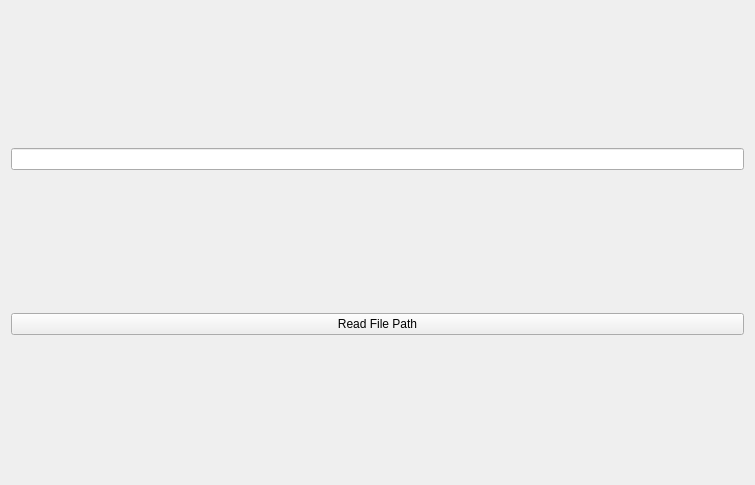
Above: DBUS_Service/clientApp/mainwindow.ui from dmipyy/DiplomOMP before the change. Below: the same form after it.
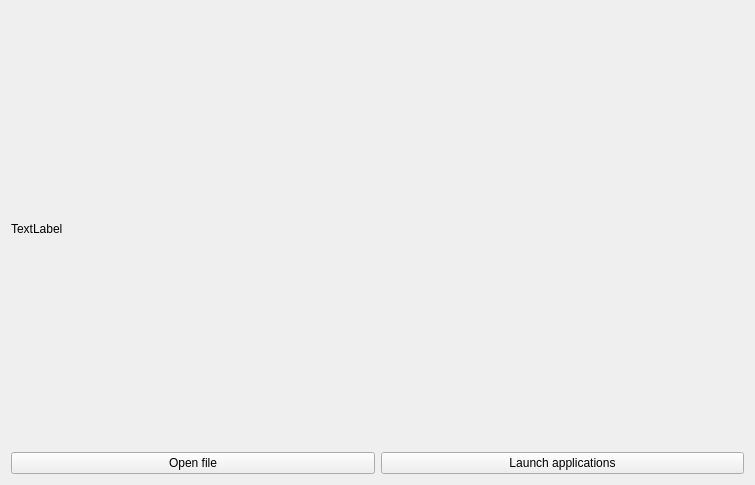
That is the form after the change.

The edit to the form file:
```diff
--- a/DBUS_Service/clientApp/mainwindow.ui
+++ b/DBUS_Service/clientApp/mainwindow.ui
@@ -15,14 +15,29 @@
   </property>
   <layout class="QVBoxLayout" name="verticalLayout">
    <item>
-    <widget class="QLineEdit" name="filePathEdit"/>
+    <widget class="QLabel" name="textLabel">
+     <property name="text">
+      <string>TextLabel</string>
+     </property>
+    </widget>
    </item>
+   <item>
+    <layout class="QHBoxLayout" name="horizontalLayout">
    <item>
     <widget class="QPushButton" name="readButton">
      <property name="text">
-      <string>Read File Path</string>
-     </property>
-    </widget>
+        <string>Open file</string>
+       </property>
+      </widget>
+     </item>
+     <item>
+      <widget class="QPushButton" name="launchButton">
+       <property name="text">
+        <string>Launch applications</string>
+       </property>
+      </widget>
+     </item>
+    </layout>
    </item>
   </layout>
  </widget>
```
Lines whose indentation alone changed are shown as unchanged.
